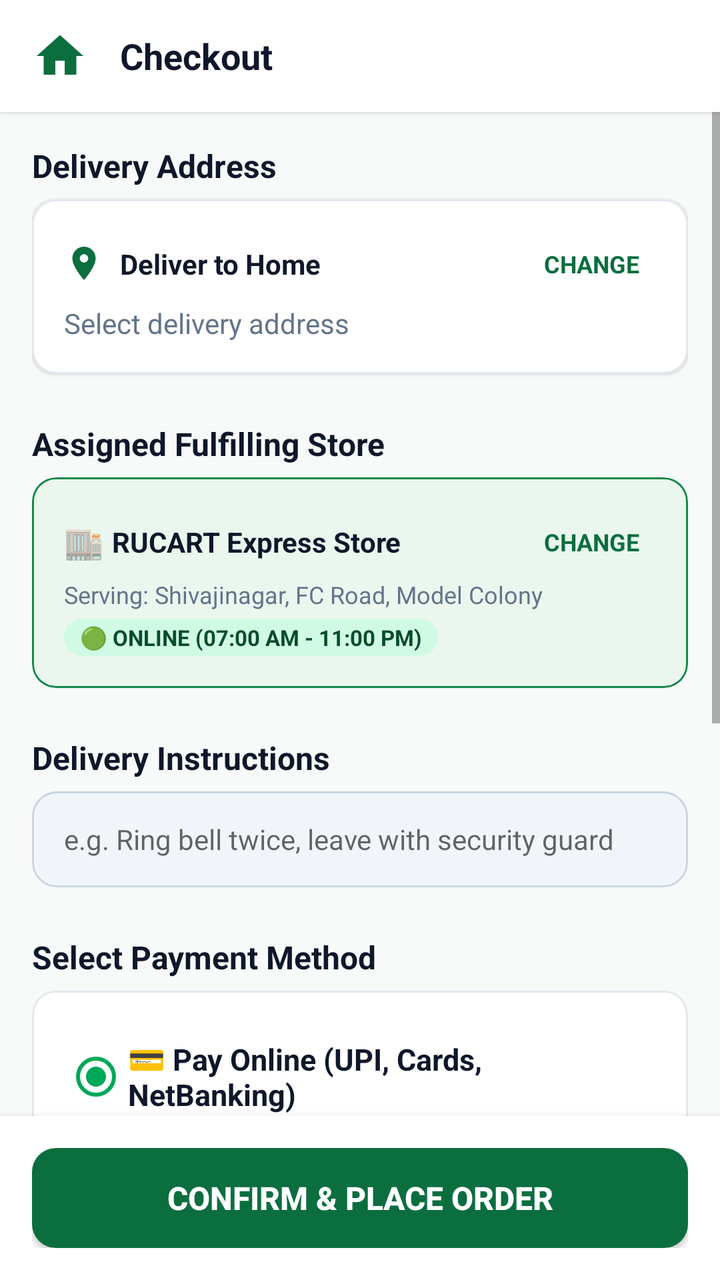
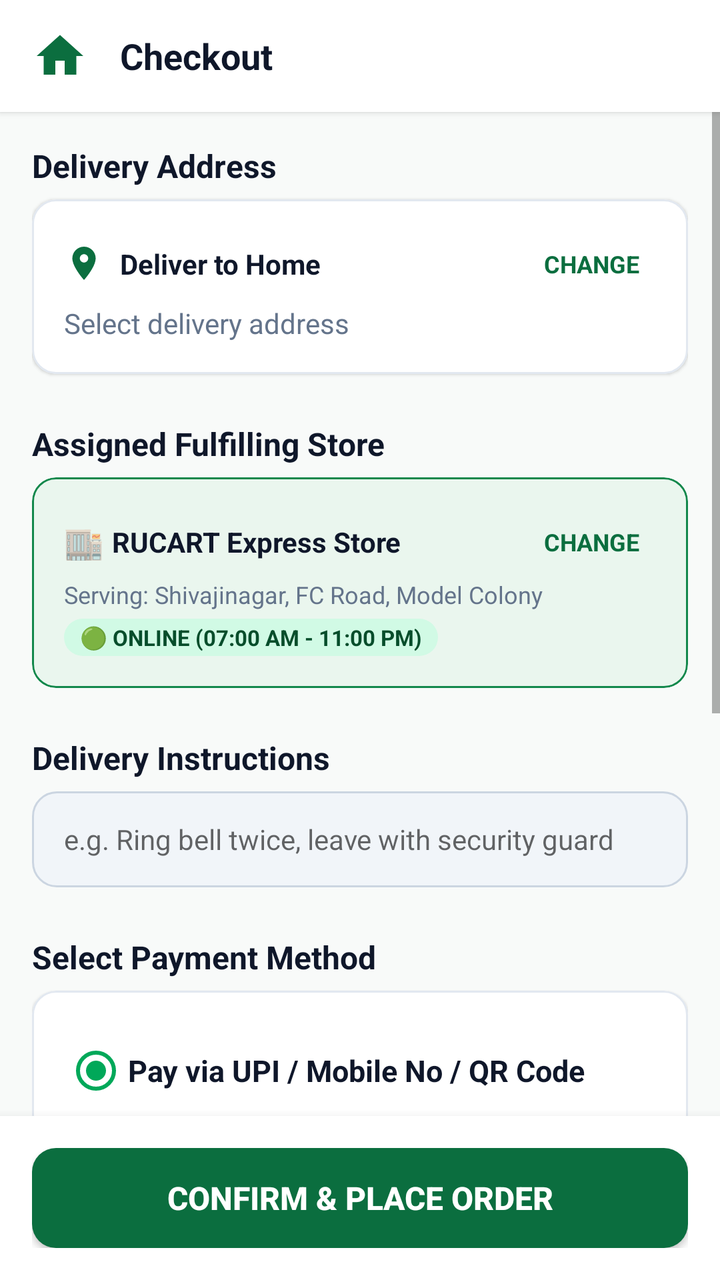

Screens rendered from an Android XML layout before and after an edit, with the pre-edit source and the edit as a unified diff.
<!-- AndroidManifest.xml: application theme Theme.Rucart -->
<!-- res/layout/activity_checkout.xml -->
<?xml version="1.0" encoding="utf-8"?>
<LinearLayout xmlns:android="http://schemas.android.com/apk/res/android"
    xmlns:app="http://schemas.android.com/apk/res-auto"
    android:layout_width="match_parent"
    android:layout_height="match_parent"
    android:background="@color/window_background"
    android:orientation="vertical">

    
    <LinearLayout
        android:layout_width="match_parent"
        android:layout_height="56dp"
        android:background="@color/white"
        android:elevation="2dp"
        android:gravity="center_vertical"
        android:orientation="horizontal"
        android:paddingHorizontal="@dimen/spacing_medium">

        <ImageView
            android:id="@+id/btnBackCheckout"
            android:layout_width="28dp"
            android:layout_height="28dp"
            android:background="?attr/selectableItemBackgroundBorderless"
            android:src="@drawable/ic_home" />

        <TextView
            android:layout_width="0dp"
            android:layout_height="wrap_content"
            android:layout_marginStart="@dimen/spacing_medium"
            android:layout_weight="1"
            android:text="Checkout"
            android:textColor="@color/text_primary"
            android:textSize="@dimen/text_heading"
            android:textStyle="bold" />
    </LinearLayout>

    <ScrollView
        android:layout_width="match_parent"
        android:layout_height="0dp"
        android:layout_weight="1"
        android:fillViewport="true">

        <LinearLayout
            android:layout_width="match_parent"
            android:layout_height="wrap_content"
            android:orientation="vertical"
            android:padding="@dimen/spacing_medium">

            
            <TextView
                android:layout_width="wrap_content"
                android:layout_height="wrap_content"
                android:text="Delivery Address"
                android:textColor="@color/text_primary"
                android:textSize="@dimen/text_subheading"
                android:textStyle="bold" />

            <com.google.android.material.card.MaterialCardView
                android:layout_width="match_parent"
                android:layout_height="wrap_content"
                android:layout_marginTop="6dp"
                app:cardCornerRadius="@dimen/corner_radius_medium"
                app:cardElevation="1dp"
                app:strokeColor="@color/divider_color"
                app:strokeWidth="1dp">

                <LinearLayout
                    android:layout_width="match_parent"
                    android:layout_height="wrap_content"
                    android:orientation="vertical"
                    android:padding="@dimen/spacing_medium">

                    <LinearLayout
                        android:layout_width="match_parent"
                        android:layout_height="wrap_content"
                        android:gravity="center_vertical"
                        android:orientation="horizontal">

                        <ImageView
                            android:layout_width="20dp"
                            android:layout_height="20dp"
                            android:src="@drawable/ic_location" />

                        <TextView
                            android:id="@+id/tvCheckoutAddressTitle"
                            android:layout_width="0dp"
                            android:layout_height="wrap_content"
                            android:layout_marginStart="@dimen/spacing_small"
                            android:layout_weight="1"
                            android:text="Deliver to Home"
                            android:textColor="@color/text_primary"
                            android:textSize="@dimen/text_body"
                            android:textStyle="bold" />

                        <TextView
                            android:id="@+id/btnChangeAddress"
                            android:layout_width="wrap_content"
                            android:layout_height="wrap_content"
                            android:padding="@dimen/spacing_small"
                            android:text="CHANGE"
                            android:textColor="@color/primary_green"
                            android:textSize="12sp"
                            android:textStyle="bold" />
                    </LinearLayout>

                    <TextView
                        android:id="@+id/tvCheckoutFullAddress"
                        android:layout_width="match_parent"
                        android:layout_height="wrap_content"
                        android:layout_marginTop="4dp"
                        android:text="Select delivery address"
                        android:textColor="@color/text_secondary"
                        android:textSize="@dimen/text_body" />
                </LinearLayout>
            </com.google.android.material.card.MaterialCardView>

            
            <TextView
                android:layout_width="wrap_content"
                android:layout_height="wrap_content"
                android:layout_marginTop="@dimen/spacing_large"
                android:text="Assigned Fulfilling Store"
                android:textColor="@color/text_primary"
                android:textSize="@dimen/text_subheading"
                android:textStyle="bold" />

            <com.google.android.material.card.MaterialCardView
                android:layout_width="match_parent"
                android:layout_height="wrap_content"
                android:layout_marginTop="6dp"
                app:cardBackgroundColor="@color/primary_green_ultra_light"
                app:cardCornerRadius="@dimen/corner_radius_medium"
                app:cardElevation="0dp"
                app:strokeColor="@color/primary_green_light"
                app:strokeWidth="1dp">

                <LinearLayout
                    android:layout_width="match_parent"
                    android:layout_height="wrap_content"
                    android:orientation="vertical"
                    android:padding="@dimen/spacing_medium">

                    <LinearLayout
                        android:layout_width="match_parent"
                        android:layout_height="wrap_content"
                        android:gravity="center_vertical"
                        android:orientation="horizontal">

                        <TextView
                            android:layout_width="wrap_content"
                            android:layout_height="wrap_content"
                            android:text="🏬 "
                            android:textSize="16sp" />

                        <TextView
                            android:id="@+id/tvCheckoutStoreName"
                            android:layout_width="0dp"
                            android:layout_height="wrap_content"
                            android:layout_weight="1"
                            android:text="RUCART Express Store"
                            android:textColor="@color/text_primary"
                            android:textSize="14sp"
                            android:textStyle="bold" />

                        <TextView
                            android:id="@+id/btnChangeStoreCheckout"
                            android:layout_width="wrap_content"
                            android:layout_height="wrap_content"
                            android:padding="@dimen/spacing_small"
                            android:text="CHANGE"
                            android:textColor="@color/primary_green"
                            android:textSize="12sp"
                            android:textStyle="bold" />
                    </LinearLayout>

                    <TextView
                        android:id="@+id/tvCheckoutStoreArea"
                        android:layout_width="match_parent"
                        android:layout_height="wrap_content"
                        android:layout_marginTop="2dp"
                        android:text="Serving: Shivajinagar, FC Road, Model Colony"
                        android:textColor="@color/text_secondary"
                        android:textSize="12sp" />

                    <TextView
                        android:id="@+id/tvCheckoutStoreStatus"
                        android:layout_width="wrap_content"
                        android:layout_height="wrap_content"
                        android:layout_marginTop="4dp"
                        android:background="@drawable/bg_badge_green"
                        android:paddingHorizontal="8dp"
                        android:paddingVertical="2dp"
                        android:text="🟢 ONLINE (07:00 AM - 11:00 PM)"
                        android:textColor="@color/primary_green_dark"
                        android:textSize="11sp"
                        android:textStyle="bold" />
                </LinearLayout>
            </com.google.android.material.card.MaterialCardView>

            
            <TextView
                android:layout_width="wrap_content"
                android:layout_height="wrap_content"
                android:layout_marginTop="@dimen/spacing_large"
                android:text="Delivery Instructions"
                android:textColor="@color/text_primary"
                android:textSize="@dimen/text_subheading"
                android:textStyle="bold" />

            <EditText
                android:id="@+id/etInstructions"
                android:layout_width="match_parent"
                android:layout_height="48dp"
                android:layout_marginTop="6dp"
                android:background="@drawable/bg_input_field"
                android:hint="e.g. Ring bell twice, leave with security guard"
                android:inputType="text"
                android:paddingHorizontal="@dimen/spacing_medium"
                android:textColor="@color/text_primary"
                android:textSize="@dimen/text_body" />

            
            <TextView
                android:layout_width="wrap_content"
                android:layout_height="wrap_content"
                android:layout_marginTop="@dimen/spacing_large"
                android:text="Select Payment Method"
                android:textColor="@color/text_primary"
                android:textSize="@dimen/text_subheading"
                android:textStyle="bold" />

            <com.google.android.material.card.MaterialCardView
                android:layout_width="match_parent"
                android:layout_height="wrap_content"
                android:layout_marginTop="6dp"
                app:cardCornerRadius="@dimen/corner_radius_medium"
                app:cardElevation="1dp"
                app:strokeColor="@color/divider_color"
                app:strokeWidth="1dp">

                <RadioGroup
                    android:id="@+id/rgPaymentMethod"
                    android:layout_width="match_parent"
                    android:layout_height="wrap_content"
                    android:padding="@dimen/spacing_medium">

                    
                    <RadioButton
                        android:id="@+id/rbOnline"
                        android:layout_width="match_parent"
                        android:layout_height="wrap_content"
                        android:checked="true"
                        android:paddingVertical="8dp"
                        android:text="💳 Pay Online (UPI, Cards, NetBanking)"
                        android:textColor="@color/text_primary"
                        android:textSize="15sp"
                        android:textStyle="bold" />

                    <TextView
                        android:layout_width="match_parent"
                        android:layout_height="wrap_content"
                        android:layout_marginStart="32dp"
                        android:layout_marginBottom="8dp"
                        android:text="UPI (GPay / PhonePe / Paytm), Cards, NetBanking &amp; Wallets"
                        android:textColor="@color/primary_green_dark"
                        android:textSize="12sp" />

                    <View
                        android:layout_width="match_parent"
                        android:layout_height="1dp"
                        android:layout_marginVertical="4dp"
                        android:background="@color/divider_color" />

                    
                    <RadioButton
                        android:id="@+id/rbCOD"
                        android:layout_width="match_parent"
                        android:layout_height="wrap_content"
                        android:paddingVertical="8dp"
                        android:text="💵 Cash on Delivery"
                        android:textColor="@color/text_primary"
                        android:textSize="15sp"
                        android:textStyle="bold" />

                    <TextView
                        android:layout_width="match_parent"
                        android:layout_height="wrap_content"
                        android:layout_marginStart="32dp"
                        android:text="Pay cash or UPI at your doorstep upon arrival"
                        android:textColor="@color/text_secondary"
                        android:textSize="12sp" />
                </RadioGroup>
            </com.google.android.material.card.MaterialCardView>

            
            <TextView
                android:layout_width="wrap_content"
                android:layout_height="wrap_content"
                android:layout_marginTop="@dimen/spacing_large"
                android:text="Bill Breakdown"
                android:textColor="@color/text_primary"
                android:textSize="@dimen/text_subheading"
                android:textStyle="bold" />

            <com.google.android.material.card.MaterialCardView
                android:layout_width="match_parent"
                android:layout_height="wrap_content"
                android:layout_marginTop="6dp"
                app:cardCornerRadius="@dimen/corner_radius_medium"
                app:cardElevation="1dp"
                app:strokeColor="@color/divider_color"
                app:strokeWidth="1dp">

                <LinearLayout
                    android:layout_width="match_parent"
                    android:layout_height="wrap_content"
                    android:orientation="vertical"
                    android:padding="@dimen/spacing_medium">

                    <LinearLayout
                        android:layout_width="match_parent"
                        android:layout_height="wrap_content"
                        android:orientation="horizontal">

                        <TextView
                            android:layout_width="0dp"
                            android:layout_height="wrap_content"
                            android:layout_weight="1"
                            android:text="Items Total"
                            android:textColor="@color/text_secondary"
                            android:textSize="@dimen/text_body" />

                        <TextView
                            android:id="@+id/tvCheckoutItemTotal"
                            android:layout_width="wrap_content"
                            android:layout_height="wrap_content"
                            android:text="₹0"
                            android:textColor="@color/text_primary"
                            android:textSize="@dimen/text_body"
                            android:textStyle="bold" />
                    </LinearLayout>

                    <LinearLayout
                        android:layout_width="match_parent"
                        android:layout_height="wrap_content"
                        android:layout_marginTop="6dp"
                        android:orientation="horizontal">

                        <TextView
                            android:layout_width="0dp"
                            android:layout_height="wrap_content"
                            android:layout_weight="1"
                            android:text="Delivery Fee"
                            android:textColor="@color/text_secondary"
                            android:textSize="@dimen/text_body" />

                        <TextView
                            android:id="@+id/tvCheckoutDeliveryFee"
                            android:layout_width="wrap_content"
                            android:layout_height="wrap_content"
                            android:text="₹20"
                            android:textColor="@color/text_primary"
                            android:textSize="@dimen/text_body"
                            android:textStyle="bold" />
                    </LinearLayout>

                    <View
                        android:layout_width="match_parent"
                        android:layout_height="1dp"
                        android:layout_marginVertical="@dimen/spacing_small"
                        android:background="@color/divider_color" />

                    <LinearLayout
                        android:layout_width="match_parent"
                        android:layout_height="wrap_content"
                        android:orientation="horizontal">

                        <TextView
                            android:layout_width="0dp"
                            android:layout_height="wrap_content"
                            android:layout_weight="1"
                            android:text="Total Amount To Pay"
                            android:textColor="@color/text_primary"
                            android:textSize="@dimen/text_subheading"
                            android:textStyle="bold" />

                        <TextView
                            android:id="@+id/tvCheckoutGrandTotal"
                            android:layout_width="wrap_content"
                            android:layout_height="wrap_content"
                            android:text="₹20"
                            android:textColor="@color/primary_green"
                            android:textSize="20sp"
                            android:textStyle="bold" />
                    </LinearLayout>
                </LinearLayout>
            </com.google.android.material.card.MaterialCardView>

        </LinearLayout>
    </ScrollView>

    
    <LinearLayout
        android:layout_width="match_parent"
        android:layout_height="wrap_content"
        android:background="@color/white"
        android:elevation="8dp"
        android:orientation="vertical"
        android:padding="@dimen/spacing_medium">

        <androidx.appcompat.widget.AppCompatButton
            android:id="@+id/btnPlaceOrderFinal"
            android:layout_width="match_parent"
            android:layout_height="50dp"
            android:background="@drawable/bg_button_primary"
            android:text="Confirm &amp; Place Order"
            android:textColor="@color/white"
            android:textSize="@dimen/text_subheading"
            android:textStyle="bold" />

        <ProgressBar
            android:id="@+id/pbCheckout"
            android:layout_width="32dp"
            android:layout_height="32dp"
            android:layout_gravity="center"
            android:layout_marginTop="8dp"
            android:indeterminateTint="@color/primary_green"
            android:visibility="gone" />
    </LinearLayout>

</LinearLayout>
<!-- resources referenced by this layout -->
<resources>
  <color name="divider_color">#E2E8F0</color>
  <color name="primary_green">#0B6E3F</color>
  <color name="primary_green_dark">#074D2B</color>
  <color name="primary_green_light">#13884C</color>
  <color name="primary_green_ultra_light">#EAF6EE</color>
  <color name="text_primary">#0F172A</color>
  <color name="text_secondary">#64748B</color>
  <color name="white">#FFFFFF</color>
  <color name="window_background">#F8FAF9</color>
  <dimen name="corner_radius_medium">12dp</dimen>
  <dimen name="spacing_large">24dp</dimen>
  <dimen name="spacing_medium">16dp</dimen>
  <dimen name="spacing_small">8dp</dimen>
  <dimen name="text_body">14sp</dimen>
  <dimen name="text_heading">18sp</dimen>
  <dimen name="text_subheading">16sp</dimen>
  <!-- drawable bg_badge_green (drawable) -->
  <?xml version="1.0" encoding="utf-8"?>
  <shape xmlns:android="http://schemas.android.com/apk/res/android"
      android:shape="rectangle">
      <solid android:color="@color/accent_green_light" />
      <corners android:radius="@dimen/corner_radius_pill" />
  </shape>
  <!-- drawable bg_button_primary (drawable) -->
  <?xml version="1.0" encoding="utf-8"?>
  <ripple xmlns:android="http://schemas.android.com/apk/res/android"
      android:color="#33FFFFFF">
      <item>
          <shape android:shape="rectangle">
              <solid android:color="@color/primary_green" />
              <corners android:radius="@dimen/corner_radius_medium" />
          </shape>
      </item>
  </ripple>
  <!-- drawable bg_input_field (drawable) -->
  <?xml version="1.0" encoding="utf-8"?>
  <selector xmlns:android="http://schemas.android.com/apk/res/android">
      <item android:state_focused="true">
          <shape android:shape="rectangle">
              <solid android:color="@color/white" />
              <stroke
                  android:width="1.5dp"
                  android:color="@color/primary_green" />
              <corners android:radius="@dimen/corner_radius_medium" />
          </shape>
      </item>
      <item>
          <shape android:shape="rectangle">
              <solid android:color="@color/input_background" />
              <stroke
                  android:width="1dp"
                  android:color="@color/input_stroke" />
              <corners android:radius="@dimen/corner_radius_medium" />
          </shape>
      </item>
  </selector>
  <!-- drawable ic_home (drawable) -->
  <vector xmlns:android="http://schemas.android.com/apk/res/android"
      android:width="24dp"
      android:height="24dp"
      android:viewportWidth="24"
      android:viewportHeight="24">
      <path
          android:fillColor="@color/primary_green"
          android:pathData="M10,20v-6h4v6h5v-8h3L12,3 2,12h3v8z" />
  </vector>
  <!-- drawable ic_location (drawable) -->
  <vector xmlns:android="http://schemas.android.com/apk/res/android"
      android:width="24dp"
      android:height="24dp"
      android:viewportWidth="24"
      android:viewportHeight="24">
      <path
          android:fillColor="@color/primary_green"
          android:pathData="M12,2C8.13,2 5,5.13 5,9c0,5.25 7,13 7,13s7,-7.75 7,-13c0,-3.87 -3.13,-7 -7,-7zm0,9.5c-1.38,0 -2.5,-1.12 -2.5,-2.5s1.12,-2.5 2.5,-2.5 2.5,1.12 2.5,2.5 -1.12,2.5 -2.5,2.5z" />
  </vector>
  <color name="accent_green_light">#D1FAE5</color>
  <dimen name="corner_radius_pill">999dp</dimen>
  <color name="input_background">#F1F5F9</color>
  <color name="input_stroke">#CBD5E1</color>
  <color name="text_on_primary">#FFFFFF</color>
  <color name="accent_green">#00A859</color>
  <!-- unchanged entries left out for length: 1 -->
</resources>

<!-- the commit's change to res/layout/activity_checkout.xml (unified diff, before → after) -->
@@ -245,25 +245,41 @@
                     android:padding="@dimen/spacing_medium">
 
                     
+                    
                     <RadioButton
                         android:id="@+id/rbOnline"
                         android:layout_width="match_parent"
                         android:layout_height="wrap_content"
                         android:checked="true"
                         android:paddingVertical="8dp"
-                        android:text="💳 Pay Online (UPI, Cards, NetBanking)"
+                        android:text="Pay via UPI / Mobile No / QR Code"
                         android:textColor="@color/text_primary"
                         android:textSize="15sp"
                         android:textStyle="bold" />
 
-                    <TextView
+                    <LinearLayout
                         android:layout_width="match_parent"
                         android:layout_height="wrap_content"
                         android:layout_marginStart="32dp"
                         android:layout_marginBottom="8dp"
-                        android:text="UPI (GPay / PhonePe / Paytm), Cards, NetBanking &amp; Wallets"
-                        android:textColor="@color/primary_green_dark"
-                        android:textSize="12sp" />
+                        android:orientation="vertical">
+
+                        <TextView
+                            android:layout_width="wrap_content"
+                            android:layout_height="wrap_content"
+                            android:text="Name: Rutuja Ratik Butte"
+                            android:textColor="@color/text_primary"
+                            android:textSize="13sp"
+                            android:textStyle="bold" />
+
+                        <TextView
+                            android:layout_width="wrap_content"
+                            android:layout_height="wrap_content"
+                            android:layout_marginTop="2dp"
+                            android:text="Ph / UPI: 8605528342 (Scan QR / GPay / PhonePe / Paytm)"
+                            android:textColor="@color/primary_green_dark"
+                            android:textSize="12sp" />
+                    </LinearLayout>
 
                     <View
                         android:layout_width="match_parent"
@@ -277,7 +293,7 @@
                         android:layout_width="match_parent"
                         android:layout_height="wrap_content"
                         android:paddingVertical="8dp"
-                        android:text="💵 Cash on Delivery"
+                        android:text="Cash on Delivery (COD)"
                         android:textColor="@color/text_primary"
                         android:textSize="15sp"
                         android:textStyle="bold" />
@@ -286,7 +302,7 @@
                         android:layout_width="match_parent"
                         android:layout_height="wrap_content"
                         android:layout_marginStart="32dp"
-                        android:text="Pay cash or UPI at your doorstep upon arrival"
+                        android:text="Pay cash at your doorstep upon package arrival"
                         android:textColor="@color/text_secondary"
                         android:textSize="12sp" />
                 </RadioGroup>
